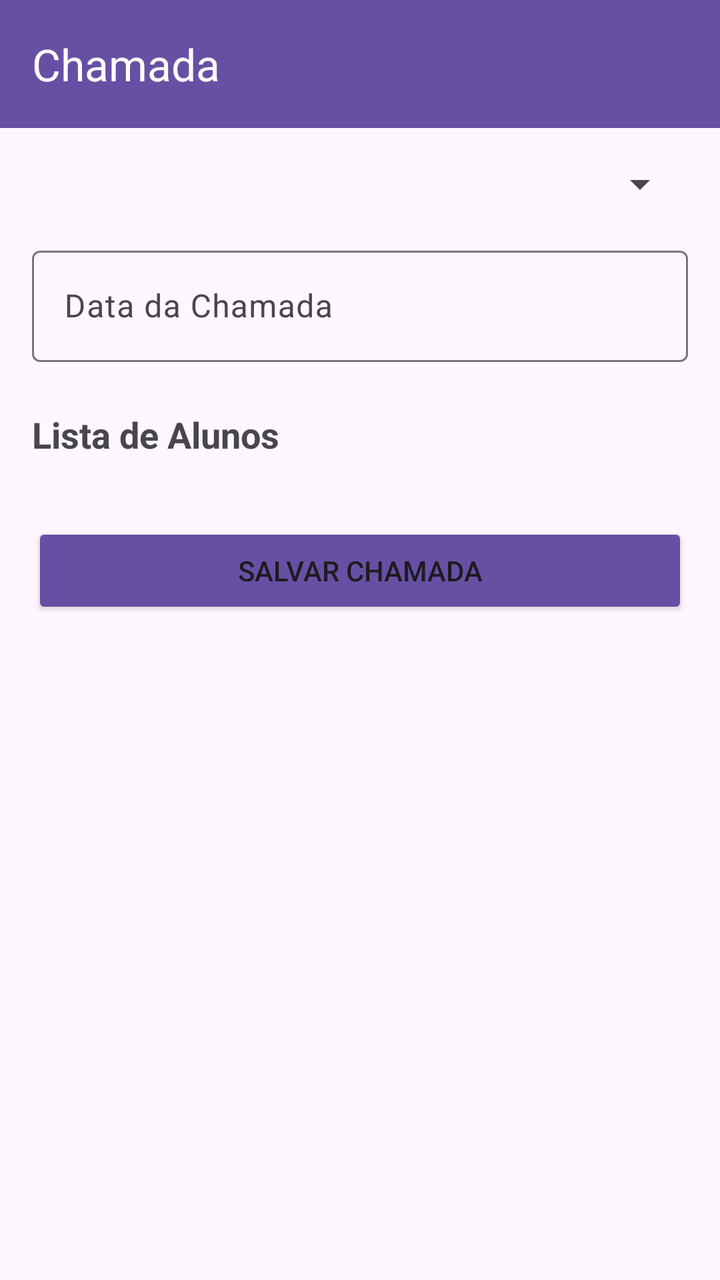
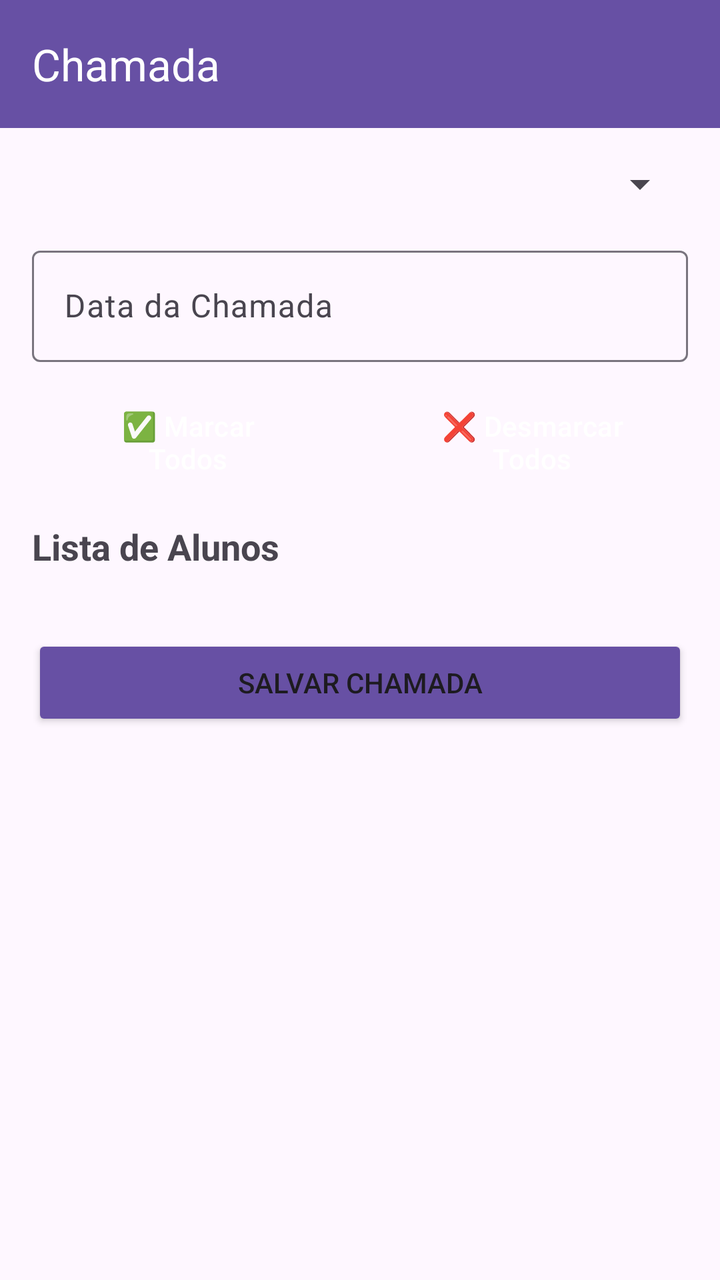

Compare the two renders of this Android layout. The source of the first and the diff that turns it into the second are given below.
<!-- AndroidManifest.xml: application theme Theme.FrequenciaEscolar -->
<!-- res/layout/activity_chamada.xml -->
<?xml version="1.0" encoding="utf-8"?>
<LinearLayout xmlns:android="http://schemas.android.com/apk/res/android"
    xmlns:app="http://schemas.android.com/apk/res-auto"
    android:layout_width="match_parent"
    android:layout_height="match_parent"
    android:orientation="vertical">

    <androidx.appcompat.widget.Toolbar
        android:id="@+id/toolbar"
        android:layout_width="match_parent"
        android:layout_height="?attr/actionBarSize"
        android:background="?attr/colorPrimary"
        android:theme="@style/ThemeOverlay.AppCompat.Dark.ActionBar"
        app:title="Chamada"
        app:titleTextColor="@android:color/white" />

    <ScrollView
        android:layout_width="match_parent"
        android:layout_height="match_parent"
        android:padding="16dp">

        <LinearLayout
            android:layout_width="match_parent"
            android:layout_height="wrap_content"
            android:orientation="vertical">

            
            <com.google.android.material.textfield.TextInputLayout
                android:layout_width="match_parent"
                android:layout_height="wrap_content"
                android:hint="Turma">

                <Spinner
                    android:id="@+id/spinnerTurma"
                    android:layout_width="match_parent"
                    android:layout_height="wrap_content" />

            </com.google.android.material.textfield.TextInputLayout>

            
            <com.google.android.material.textfield.TextInputLayout
                android:layout_width="match_parent"
                android:layout_height="wrap_content"
                android:layout_marginTop="16dp"
                android:hint="Data da Chamada">

                <com.google.android.material.textfield.TextInputEditText
                    android:id="@+id/etData"
                    android:layout_width="match_parent"
                    android:layout_height="wrap_content"
                    android:focusable="false"
                    android:cursorVisible="false"
                    android:inputType="date" />

            </com.google.android.material.textfield.TextInputLayout>

            
            <TextView
                android:layout_width="match_parent"
                android:layout_height="wrap_content"
                android:layout_marginTop="24dp"
                android:text="Lista de Alunos"
                android:textSize="18sp"
                android:textStyle="bold" />

            <androidx.recyclerview.widget.RecyclerView
                android:id="@+id/rvAlunos"
                android:layout_width="match_parent"
                android:layout_height="wrap_content"
                android:layout_marginTop="8dp"
                android:nestedScrollingEnabled="false" />

            <TextView
                android:id="@+id/tvEmpty"
                android:layout_width="match_parent"
                android:layout_height="wrap_content"
                android:text="Selecione uma turma para carregar os alunos"
                android:textAlignment="center"
                android:textSize="14sp"
                android:padding="32dp"
                android:visibility="gone" />

            
            <Button
                android:id="@+id/btnSalvar"
                android:layout_width="match_parent"
                android:layout_height="wrap_content"
                android:layout_marginTop="24dp"
                android:text="Salvar Chamada"
                android:backgroundTint="?attr/colorPrimary" />

            <Button
                android:id="@+id/btnEditar"
                android:layout_width="match_parent"
                android:layout_height="wrap_content"
                android:layout_marginTop="8dp"
                android:text="Editar Chamada Existente"
                android:backgroundTint="@android:color/holo_orange_dark"
                android:visibility="gone" />

        </LinearLayout>

    </ScrollView>

</LinearLayout>
<!-- resources referenced by this layout -->
<resources>
  <style name="Theme.FrequenciaEscolar" parent="Base.Theme.FrequenciaEscolar" />
  <style name="Base.Theme.FrequenciaEscolar" parent="Theme.Material3.DayNight.NoActionBar">
          
          
      </style>
</resources>

<!-- the commit's change to res/layout/activity_chamada.xml (unified diff, before → after) -->
@@ -55,10 +55,42 @@
             </com.google.android.material.textfield.TextInputLayout>
 
             
+            <LinearLayout
+                android:layout_width="match_parent"
+                android:layout_height="wrap_content"
+                android:orientation="horizontal"
+                android:layout_marginTop="16dp"
+                android:weightSum="2">
+
+                <Button
+                    android:id="@+id/btnMarcarTodos"
+                    android:layout_width="0dp"
+                    android:layout_height="wrap_content"
+                    android:layout_weight="1"
+                    android:layout_marginEnd="8dp"
+                    android:text="✅ Marcar Todos"
+                    android:backgroundTint="@android:color/holo_green_dark"
+                    android:textColor="@android:color/white"
+                    style="@style/Widget.Material3.Button.OutlinedButton" />
+
+                <Button
+                    android:id="@+id/btnDesmarcarTodos"
+                    android:layout_width="0dp"
+                    android:layout_height="wrap_content"
+                    android:layout_weight="1"
+                    android:layout_marginStart="8dp"
+                    android:text="❌ Desmarcar Todos"
+                    android:backgroundTint="@android:color/holo_red_dark"
+                    android:textColor="@android:color/white"
+                    style="@style/Widget.Material3.Button.OutlinedButton" />
+
+            </LinearLayout>
+
+            
             <TextView
                 android:layout_width="match_parent"
                 android:layout_height="wrap_content"
-                android:layout_marginTop="24dp"
+                android:layout_marginTop="16dp"
                 android:text="Lista de Alunos"
                 android:textSize="18sp"
                 android:textStyle="bold" />
